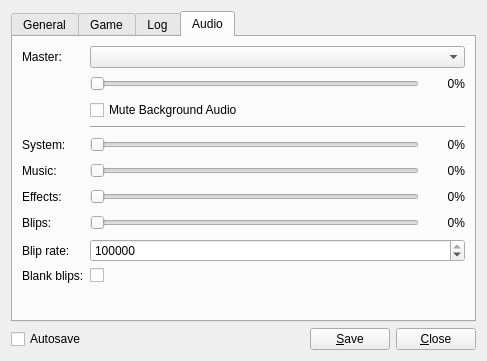
This is res/ui/config_panel.ui in lambdcalculus/AO2-Client as Qt 5 draws it before an edit. The edited form follows.
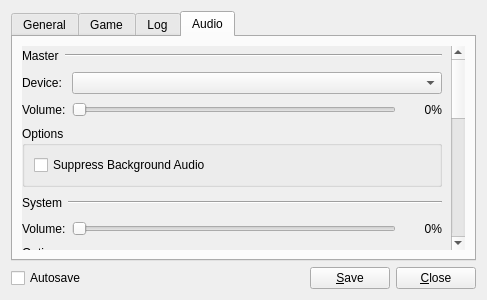
This is the edited form. The open tabs and pages were chosen to show the change.

Patch:
```diff
--- a/res/ui/config_panel.ui
+++ b/res/ui/config_panel.ui
@@ -7,7 +7,7 @@
     <x>0</x>
     <y>0</y>
     <width>487</width>
-    <height>361</height>
+    <height>300</height>
    </rect>
   </property>
   <property name="sizePolicy">
@@ -439,19 +439,106 @@
       <attribute name="title">
        <string>Audio</string>
       </attribute>
-      <layout class="QFormLayout" name="formLayout_2">
-       <item row="0" column="0">
+      <layout class="QVBoxLayout" name="verticalLayout_8">
+       <item>
+        <widget class="QScrollArea" name="scrollArea">
+         <property name="styleSheet">
+          <string notr="true">QScrollArea#scrollArea { background-color: transparent };</string>
+         </property>
+         <property name="frameShape">
+          <enum>QFrame::NoFrame</enum>
+         </property>
+         <property name="frameShadow">
+          <enum>QFrame::Raised</enum>
+         </property>
+         <property name="lineWidth">
+          <number>0</number>
+         </property>
+         <property name="widgetResizable">
+          <bool>true</bool>
+         </property>
+         <property name="alignment">
+          <set>Qt::AlignLeading|Qt::AlignLeft|Qt::AlignTop</set>
+         </property>
+         <widget class="QWidget" name="scrollAreaWidgetContents">
+          <property name="geometry">
+           <rect>
+            <x>0</x>
+            <y>-80</y>
+            <width>433</width>
+            <height>637</height>
+           </rect>
+          </property>
+          <property name="sizePolicy">
+           <sizepolicy hsizetype="Preferred" vsizetype="Maximum">
+            <horstretch>0</horstretch>
+            <verstretch>0</verstretch>
+           </sizepolicy>
+          </property>
+          <property name="styleSheet">
+           <string notr="true">QWidget#scrollAreaWidgetContents { background-color: transparent };</string>
+          </property>
+          <layout class="QVBoxLayout" name="verticalLayout_3">
+           <property name="leftMargin">
+            <number>0</number>
+           </property>
+           <property name="topMargin">
+            <number>0</number>
+           </property>
+           <property name="bottomMargin">
+            <number>0</number>
+           </property>
+           <item>
+            <layout class="QHBoxLayout" name="horizontalLayout_10">
+             <item>
         <widget class="QLabel" name="master_label">
+               <property name="sizePolicy">
+                <sizepolicy hsizetype="Maximum" vsizetype="Preferred">
+                 <horstretch>0</horstretch>
+                 <verstretch>0</verstretch>
+                </sizepolicy>
+               </property>
+               <property name="minimumSize">
+                <size>
+                 <width>0</width>
+                 <height>20</height>
+                </size>
+               </property>
          <property name="text">
-          <string>Master:</string>
+                <string>Master</string>
+               </property>
+              </widget>
+             </item>
+             <item>
+              <widget class="Line" name="line_2">
+               <property name="orientation">
+                <enum>Qt::Horizontal</enum>
+               </property>
+              </widget>
+             </item>
+            </layout>
+           </item>
+           <item>
+            <layout class="QFormLayout" name="formLayout_5">
+             <item row="0" column="0">
+              <widget class="QLabel" name="label">
+               <property name="text">
+                <string>Device:</string>
          </property>
         </widget>
        </item>
        <item row="0" column="1">
         <widget class="QComboBox" name="device"/>
        </item>
+             <item row="1" column="0">
+              <widget class="QLabel" name="label_2">
+               <property name="text">
+                <string>Volume:</string>
+               </property>
+              </widget>
+             </item>
        <item row="1" column="1">
-        <layout class="QHBoxLayout" name="horizontalLayout_9">
+              <layout class="QHBoxLayout" name="horizontalLayout">
          <item>
           <widget class="QSlider" name="master">
            <property name="sizePolicy">
@@ -498,31 +585,73 @@
          </item>
         </layout>
        </item>
-       <item row="2" column="1">
-        <widget class="QCheckBox" name="mute_background_audio">
+            </layout>
+           </item>
+           <item>
+            <widget class="QGroupBox" name="groupBox">
+             <property name="title">
+              <string>Options</string>
+             </property>
+             <layout class="QVBoxLayout" name="verticalLayout_4">
+              <item>
+               <widget class="QCheckBox" name="suppress_background_audio">
+                <property name="sizePolicy">
+                 <sizepolicy hsizetype="Minimum" vsizetype="Maximum">
+                  <horstretch>0</horstretch>
+                  <verstretch>0</verstretch>
+                 </sizepolicy>
+                </property>
          <property name="toolTip">
           <string>&lt;html&gt;&lt;head/&gt;&lt;body&gt;&lt;p&gt;If enabled, audio will be temporarily muted when the client is not in focus.&lt;br/&gt;&lt;br/&gt;This does not apply to system sounds.&lt;/p&gt;&lt;/body&gt;&lt;/html&gt;</string>
          </property>
          <property name="text">
-          <string>Mute Background Audio</string>
+                 <string>Suppress Background Audio</string>
          </property>
         </widget>
        </item>
-       <item row="3" column="1">
-        <widget class="Line" name="line">
-         <property name="orientation">
-          <enum>Qt::Horizontal</enum>
-         </property>
-        </widget>
-       </item>
-       <item row="4" column="0">
+             </layout>
+            </widget>
+           </item>
+           <item>
+            <layout class="QHBoxLayout" name="horizontalLayout_12">
+             <item>
         <widget class="QLabel" name="system_label">
+               <property name="sizePolicy">
+                <sizepolicy hsizetype="Maximum" vsizetype="Preferred">
+                 <horstretch>0</horstretch>
+                 <verstretch>0</verstretch>
+                </sizepolicy>
+               </property>
+               <property name="minimumSize">
+                <size>
+                 <width>0</width>
+                 <height>20</height>
+                </size>
+               </property>
          <property name="text">
-          <string>System:</string>
+                <string>System</string>
          </property>
         </widget>
        </item>
-       <item row="4" column="1">
+             <item>
+              <widget class="Line" name="line">
+               <property name="orientation">
+                <enum>Qt::Horizontal</enum>
+               </property>
+              </widget>
+             </item>
+            </layout>
+           </item>
+           <item>
+            <layout class="QFormLayout" name="formLayout_2">
+             <item row="0" column="0">
+              <widget class="QLabel" name="label_5">
+               <property name="text">
+                <string>Volume:</string>
+               </property>
+              </widget>
+             </item>
+             <item row="0" column="1">
         <layout class="QHBoxLayout" name="horizontalLayout_6">
          <item>
           <widget class="QSlider" name="system">
@@ -570,15 +699,77 @@
          </item>
         </layout>
        </item>
-       <item row="5" column="0">
+            </layout>
+           </item>
+           <item>
+            <widget class="QGroupBox" name="groupBox_2">
+             <property name="title">
+              <string>Options</string>
+             </property>
+             <layout class="QVBoxLayout" name="verticalLayout_5">
+              <item>
+               <widget class="QCheckBox" name="system_ignore_suppression">
+                <property name="enabled">
+                 <bool>false</bool>
+                </property>
+                <property name="toolTip">
+                 <string>&lt;html&gt;&lt;head/&gt;&lt;body&gt;&lt;p&gt;If enabled, the audio channel will not be suppressed when the option [&lt;font style=&quot; color:#0000ff;&quot;&gt;Suppress Background Audio&lt;/font&gt;] is enabled and activated.&lt;/p&gt;&lt;/body&gt;&lt;/html&gt;</string>
+                </property>
+                <property name="text">
+                 <string>Ignore Suppression</string>
+                </property>
+                <property name="checkable">
+                 <bool>true</bool>
+                </property>
+                <property name="checked">
+                 <bool>true</bool>
+                </property>
+               </widget>
+              </item>
+             </layout>
+            </widget>
+           </item>
+           <item>
+            <layout class="QHBoxLayout" name="horizontalLayout_13">
+             <item>
         <widget class="QLabel" name="music_label">
+               <property name="sizePolicy">
+                <sizepolicy hsizetype="Maximum" vsizetype="Preferred">
+                 <horstretch>0</horstretch>
+                 <verstretch>0</verstretch>
+                </sizepolicy>
+               </property>
+               <property name="minimumSize">
+                <size>
+                 <width>0</width>
+                 <height>20</height>
+                </size>
+               </property>
          <property name="text">
-          <string>Music:</string>
+                <string>Music</string>
          </property>
         </widget>
        </item>
-       <item row="5" column="1">
-        <layout class="QHBoxLayout" name="horizontalLayout">
+             <item>
+              <widget class="Line" name="line_5">
+               <property name="orientation">
+                <enum>Qt::Horizontal</enum>
+               </property>
+              </widget>
+             </item>
+            </layout>
+           </item>
+           <item>
+            <layout class="QFormLayout" name="formLayout_6">
+             <item row="0" column="0">
+              <widget class="QLabel" name="label_7">
+               <property name="text">
+                <string>Volume:</string>
+               </property>
+              </widget>
+             </item>
+             <item row="0" column="1">
+              <layout class="QHBoxLayout" name="horizontalLayout_4">
          <item>
           <widget class="QSlider" name="music">
            <property name="sizePolicy">
@@ -625,14 +816,61 @@
          </item>
         </layout>
        </item>
-       <item row="6" column="0">
+            </layout>
+           </item>
+           <item>
+            <widget class="QGroupBox" name="groupBox_3">
+             <property name="title">
+              <string>Options</string>
+             </property>
+             <layout class="QVBoxLayout" name="verticalLayout_7">
+              <item>
+               <widget class="QCheckBox" name="music_ignore_suppression">
+                <property name="toolTip">
+                 <string>&lt;html&gt;&lt;head/&gt;&lt;body&gt;&lt;p&gt;If enabled, the audio channel will not be suppressed when the option [&lt;font style=&quot; color:#0000ff;&quot;&gt;Suppress Background Audio&lt;/font&gt;] is enabled and activated.&lt;/p&gt;&lt;/body&gt;&lt;/html&gt;</string>
+                </property>
+                <property name="text">
+                 <string>Ignore Suppression</string>
+                </property>
+               </widget>
+              </item>
+             </layout>
+            </widget>
+           </item>
+           <item>
+            <layout class="QHBoxLayout" name="horizontalLayout_14">
+             <item>
         <widget class="QLabel" name="effect_label">
+               <property name="sizePolicy">
+                <sizepolicy hsizetype="Maximum" vsizetype="Preferred">
+                 <horstretch>0</horstretch>
+                 <verstretch>0</verstretch>
+                </sizepolicy>
+               </property>
          <property name="text">
-          <string>Effects:</string>
+                <string>Effects</string>
          </property>
         </widget>
        </item>
-       <item row="6" column="1">
+             <item>
+              <widget class="Line" name="line_6">
+               <property name="orientation">
+                <enum>Qt::Horizontal</enum>
+               </property>
+              </widget>
+             </item>
+            </layout>
+           </item>
+           <item>
+            <layout class="QFormLayout" name="formLayout_9">
+             <item row="0" column="0">
+              <widget class="QLabel" name="label_9">
+               <property name="text">
+                <string>Volume</string>
+               </property>
+              </widget>
+             </item>
+             <item row="0" column="1">
         <layout class="QHBoxLayout" name="horizontalLayout_2">
          <item>
           <widget class="QSlider" name="effect">
@@ -674,15 +912,68 @@
          </item>
         </layout>
        </item>
-       <item row="7" column="0">
+            </layout>
+           </item>
+           <item>
+            <widget class="QGroupBox" name="groupBox_5">
+             <property name="title">
+              <string>Options</string>
+             </property>
+             <layout class="QVBoxLayout" name="verticalLayout_6">
+              <item>
+               <widget class="QCheckBox" name="effect_ignore_suppression">
+                <property name="toolTip">
+                 <string>&lt;html&gt;&lt;head/&gt;&lt;body&gt;&lt;p&gt;If enabled, the audio channel will not be suppressed when the option [&lt;font style=&quot; color:#0000ff;&quot;&gt;Suppress Background Audio&lt;/font&gt;] is enabled and activated.&lt;/p&gt;&lt;/body&gt;&lt;/html&gt;</string>
+                </property>
+                <property name="text">
+                 <string>Ignore Suppression</string>
+                </property>
+               </widget>
+              </item>
+             </layout>
+            </widget>
+           </item>
+           <item>
+            <layout class="QHBoxLayout" name="horizontalLayout_15">
+             <item>
         <widget class="QLabel" name="blip_label">
+               <property name="sizePolicy">
+                <sizepolicy hsizetype="Maximum" vsizetype="Preferred">
+                 <horstretch>0</horstretch>
+                 <verstretch>0</verstretch>
+                </sizepolicy>
+               </property>
+               <property name="minimumSize">
+                <size>
+                 <width>0</width>
+                 <height>20</height>
+                </size>
+               </property>
          <property name="text">
-          <string>Blips:</string>
+                <string>Blips</string>
          </property>
         </widget>
        </item>
-       <item row="7" column="1">
-        <layout class="QHBoxLayout" name="horizontalLayout_4">
+             <item>
+              <widget class="Line" name="line_7">
+               <property name="orientation">
+                <enum>Qt::Horizontal</enum>
+               </property>
+              </widget>
+             </item>
+            </layout>
+           </item>
+           <item>
+            <layout class="QFormLayout" name="formLayout_7">
+             <item row="0" column="0">
+              <widget class="QLabel" name="label_11">
+               <property name="text">
+                <string>Volume:</string>
+               </property>
+              </widget>
+             </item>
+             <item row="0" column="1">
+              <layout class="QHBoxLayout" name="horizontalLayout_9">
          <item>
           <widget class="QSlider" name="blip">
            <property name="sizePolicy">
@@ -723,14 +1014,36 @@
          </item>
         </layout>
        </item>
-       <item row="8" column="0">
+            </layout>
+           </item>
+           <item>
+            <widget class="QGroupBox" name="groupBox_4">
+             <property name="title">
+              <string>Options</string>
+             </property>
+             <layout class="QHBoxLayout" name="horizontalLayout_17">
+              <item>
+               <widget class="QCheckBox" name="blip_ignore_suppression">
+                <property name="toolTip">
+                 <string>&lt;html&gt;&lt;head/&gt;&lt;body&gt;&lt;p&gt;If enabled, the audio channel will not be suppressed when the option [&lt;font style=&quot; color:#0000ff;&quot;&gt;Suppress Background Audio&lt;/font&gt;] is enabled and activated.&lt;/p&gt;&lt;/body&gt;&lt;/html&gt;</string>
+                </property>
+                <property name="text">
+                 <string>Ignore Suppression</string>
+                </property>
+               </widget>
+              </item>
+              <item>
+               <layout class="QFormLayout" name="formLayout_8">
+                <item row="0" column="0">
         <widget class="QLabel" name="blip_rate_label">
          <property name="text">
-          <string>Blip rate:</string>
+                   <string>Blip Rate:</string>
          </property>
         </widget>
        </item>
-       <item row="8" column="1">
+                <item row="0" column="1">
+                 <layout class="QHBoxLayout" name="horizontalLayout_16">
+                  <item>
         <widget class="QSpinBox" name="blip_rate">
          <property name="minimum">
           <number>1</number>
@@ -743,35 +1056,23 @@
          </property>
         </widget>
        </item>
-       <item row="9" column="0">
-        <widget class="QLabel" name="blank_blips_label">
-         <property name="text">
-          <string>Blank blips:</string>
-         </property>
-        </widget>
-       </item>
-       <item row="9" column="1">
+                  <item>
         <widget class="QCheckBox" name="blank_blips">
-         <property name="sizePolicy">
-          <sizepolicy hsizetype="Minimum" vsizetype="Minimum">
-           <horstretch>0</horstretch>
-           <verstretch>0</verstretch>
-          </sizepolicy>
+                    <property name="text">
+                     <string>Blanks</string>
          </property>
         </widget>
        </item>
-       <item row="10" column="1">
-        <spacer name="verticalSpacer_3">
-         <property name="orientation">
-          <enum>Qt::Vertical</enum>
-         </property>
-         <property name="sizeHint" stdset="0">
-          <size>
-           <width>20</width>
-           <height>40</height>
-          </size>
-         </property>
-        </spacer>
+                 </layout>
+                </item>
+               </layout>
+              </item>
+             </layout>
+            </widget>
+           </item>
+          </layout>
+         </widget>
+        </widget>
        </item>
       </layout>
      </widget>
```
Left out of the diff: 4 changed lines with no effect on the pictures. Lines whose indentation alone changed are shown as unchanged.
